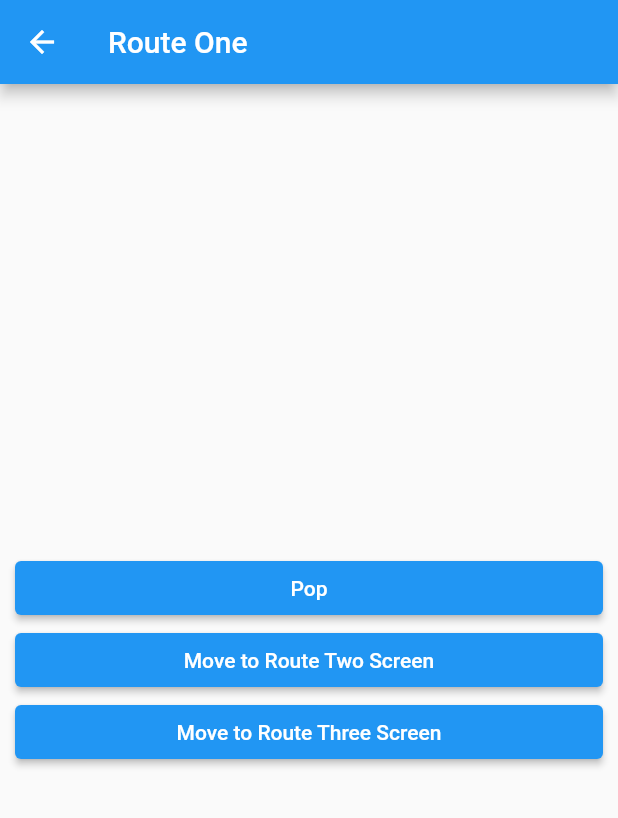
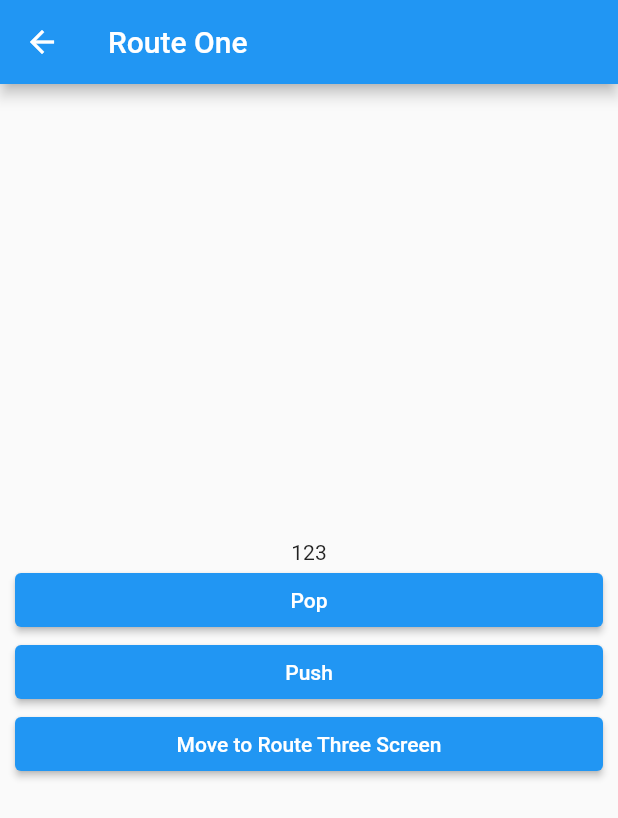
Before and after one commit to heejae369/Flutter_Tutorial_with_CodeFactory, a Flutter app: the screen it shows after launch, after a tap on "Push", on a phone screen of 412 x 824 dp. Shown: the top 818 px of the screen. Run offline on Flutter 3.47's test engine with Material 2 defaults, Android fonts, the phone set to English and light mode, and no system bars.

```diff
--- a/lib/main.dart
+++ b/lib/main.dart
@@ -1,9 +1,31 @@
+//import 'dart:js';
+import 'package:flutter/material.dart';
+
 import 'package:flutter/material.dart';
 import 'package:navigation/screen/home_screen.dart';
+import 'package:navigation/screen/route_one_screen.dart';
+import 'package:navigation/screen/route_three_screen.dart';
+import 'package:navigation/screen/route_two_screen.dart';
+
+//pushNamed를 사용하는 것을 권장한다
+// 단점으로 ‘/’ 링크가 달라지면 관리하기 까다로운데,
+// 아래와 같이 url을 변수로 처리해서 관리하면 그때마다 수정하면 된다.
+const HOME_ROUTE = '/';
+
 void main() {
   runApp(
     MaterialApp(
-      home: HomeScreen(),
+      //home: HomeScreen(),
+      initialRoute: '/', // 실행할 때 처음 보여줄 Route:'/' 즉 HoemScreen()
+      //대표적 홈 도메안의 /이하 부분을 지정
+      //www.google.com/~
+      routes: {
+        HOME_ROUTE : (context) => HomeScreen(),
+        // '/' : (context) => HomeScreen(),
+        '/one' : (context) => RouteOneScreen(),
+        '/two' : (context) => RouteTwoScreen(),
+        '/three' : (context) => RouteThreeScreen(),
+      },
     )
   );
 }
--- a/lib/screen/home_screen.dart
+++ b/lib/screen/home_screen.dart
@@ -17,12 +17,16 @@ class HomeScreen extends StatelessWidget {
           crossAxisAlignment: CrossAxisAlignment.stretch,
           children: [
             ElevatedButton(
-              onPressed: () {
-                Navigator.of(context).push(
+              onPressed: () async{
+                //async, final await는 한 세트
+                final result = await Navigator.of(context).push(
                   MaterialPageRoute(
-                    builder: (BuildContext context) => RouteOneScreen(),
+                    builder: (BuildContext context) => RouteOneScreen(
+                      number: 123,
+                    ),
                   ),
                 );
+                print(result);
               },
               child: Text('Push'),
             )
--- a/lib/screen/route_one_screen.dart
+++ b/lib/screen/route_one_screen.dart
@@ -3,30 +3,49 @@ import 'package:navigation/layout/main_layout.dart';
 import 'package:navigation/screen/route_two_screen.dart';
 
 class RouteOneScreen extends StatelessWidget {
+  final int? number;
 
-  //final String number;
-  const RouteOneScreen({Key? key}) : super(key: key);
+  const RouteOneScreen({this.number, Key? key}) : super(key: key);
+  // required 를 지움으로 number가 필수로 입력되지 않게 설정함
+  //required this.number,Key? key}) : super(key: key);
 
   @override
   Widget build(BuildContext context) {
     return MainLayout(
       title: 'Route One',
       children: [
+        Text(
+          number.toString(),
+          textAlign: TextAlign.center,
+          // 텍스트 위젯은 아래 버튼들과 같이 가로 공간을 똑같이 차지함
+          // 따라서 MainAxisalignment를 안했다면 가장 기본정렬은 왼쪽부터이기에
+          // TextAlign을 통해 가운데로 정렬할 수 있다
+        ),
         ElevatedButton(
           onPressed: () {
-            Navigator.of(context).pop();
+            Navigator.of(context).pop(456);
+
+            //Navigator.of(context).pop();
+            // pop안에 숫자 변수를 넣어 받는 위젯에서 async를 통해 데이터 받을 수 있다
           },
           child: Text('Pop'),
         ),
         ElevatedButton(
           onPressed: () {
+            // Navigator 페이지 쌓이는 형태 : Stack, [homeScreen, RouteOne, RouteTwo] 같은 느낌
             Navigator.of(context).push(
               MaterialPageRoute(
-                builder: (BuildContext context) => RouteTwoScreen(),
+                builder: (_) => RouteTwoScreen(),
+                // Date 전달방식 2번째, settings를 통해 전달, 받는건 RouteTwo를 통해서 참고,
+                settings: RouteSettings(
+                  arguments: 789,
+                ),
               ),
+              //MaterialPageRoute : Flutter에서 기본적으로 제공하는 기능, builder를 제공하며 라우팅하는 과정에서 안전장치로 사용됨
+              //MaterialPageRoute는 앱상에서 페이지 이동할 떄 기본 애니메이션 제공함.
             );
           },
-          child: Text('Move to Route Two Screen'),
+          child: Text('Push'),
         ),
         ElevatedButton(
           onPressed: () {
```
Also changed, not shown: lib/screen/route_three_screen.dart (+16 -4 lines), lib/screen/route_two_screen.dart (+31 -4 lines).
